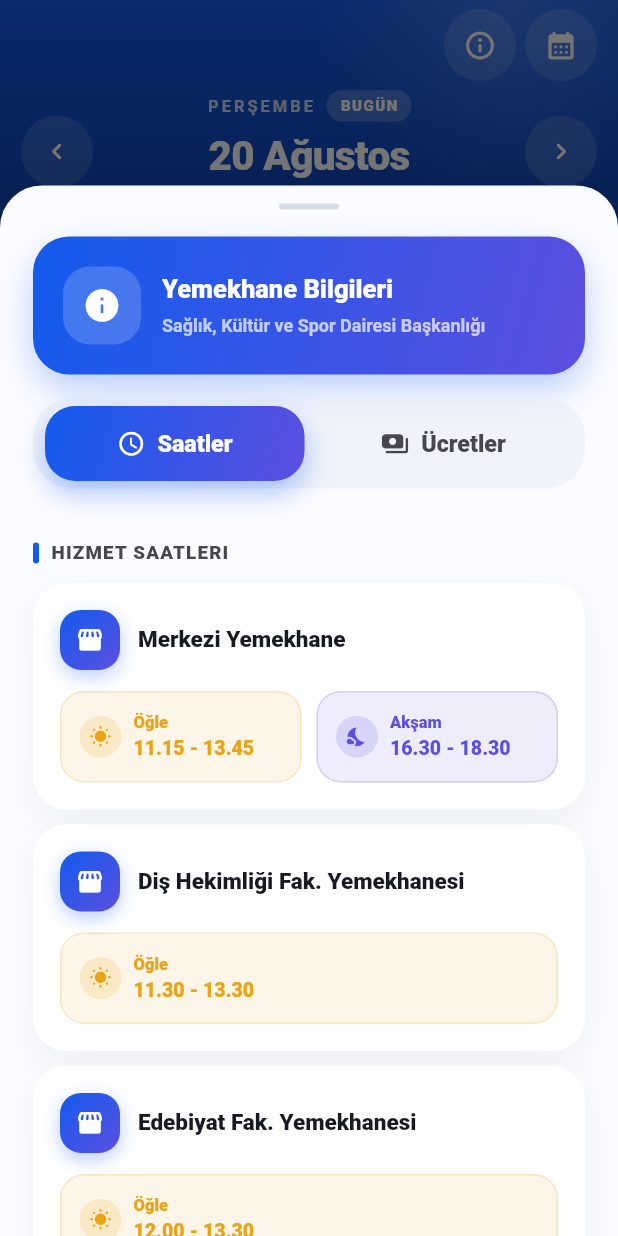
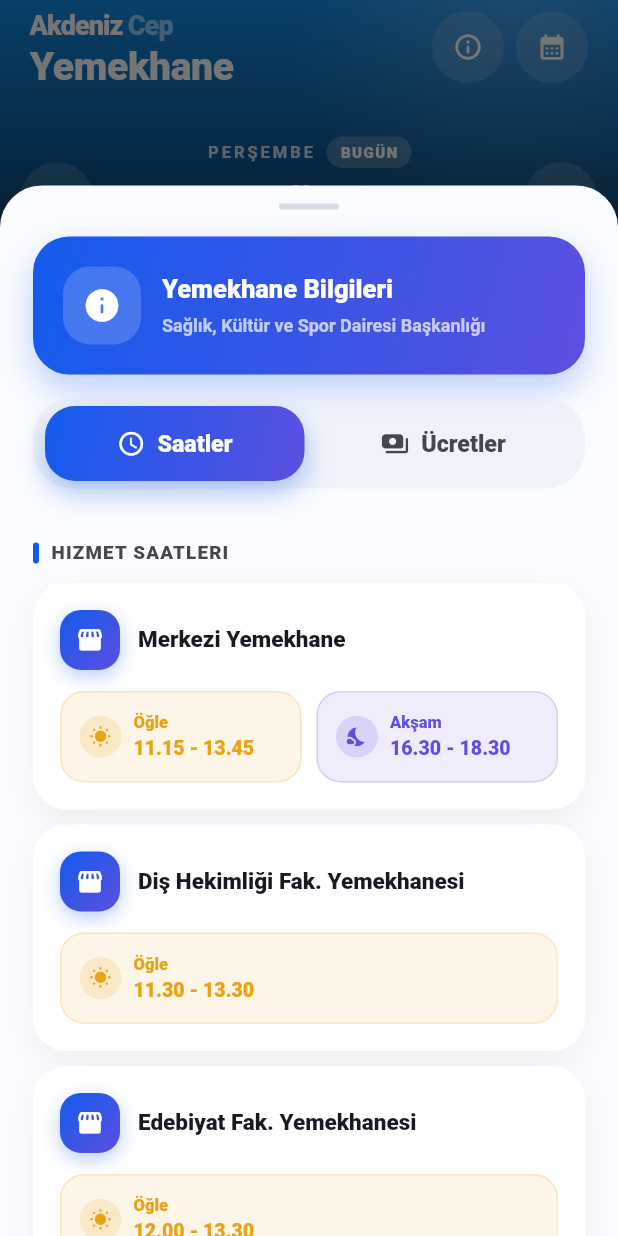
Before and after one commit to AkdenizCep/akdenizcep-flutter, a Flutter app: the screen it shows once a user with an empty profile is signed in, item 2 of the bottom bar chosen, after a tap on the "info outline" icon, on a phone screen of 412 x 824 dp. Run offline on Flutter 3.47's test engine with Material 3 defaults, Android fonts, the phone set to English and light mode, and no system bars; our stand-ins replace cached_network_image, cloud_firestore, firebase_auth, firebase_core, firebase_database, flutter_riverpod and 4 more; missing offline and left inert: cloudinary_flutter; accounts and stored records are empty.

Commit message:
refactor(ui): adopt AppTopBar across cafeteria, ring, student events, map, and home
Replace each page's ad-hoc header (gradient hero buttons, duplicated
RingHeader, FeedHeader's custom title row, plain Material AppBar) with the
shared AppTopBar so the logo, page title, and action buttons sit at the
same size and vertical position on every tab. Removes the now-redundant
RingHeader widget.

```diff
--- a/lib/features/cafeteria/pages/components/cafeteria_hero.dart
+++ b/lib/features/cafeteria/pages/components/cafeteria_hero.dart
@@ -1,10 +1,12 @@
 import 'package:flutter/material.dart';
 import 'package:intl/intl.dart';
 
-import '../../../../app/theme.dart';
+import '../../../../shared/components/akdeniz_cep_logo.dart';
+import '../../../../shared/components/app_top_bar.dart';
 
-/// Sayfanin ust basligi: gun gezinme oklari, tarih ve yardimci dugmeler.
-/// Menu karti bu alanin uzerine biner — bindirme payi [overlap] kadardir.
+/// Sayfanin ust basligi: standart [AppTopBar] (gradyan uzerinde beyaz
+/// varyant) + gun gezinme oklari/tarih. Menu karti bu alanin uzerine biner
+/// — bindirme payi [overlap] kadardir.
 class CafeteriaHero extends StatelessWidget {
   static const overlap = 28.0;
 
@@ -30,19 +32,21 @@ class CafeteriaHero extends StatelessWidget {
 
   bool get _isToday => DateUtils.isSameDay(date, DateTime.now());
 
-  /// Baslik zemini her iki temada da marka mavisidir — `colorScheme.primary`
-  /// koyu temada acik maviye donuyor ve uzerindeki beyaz metni okunmaz
-  /// birakiyor. Koyulastirma siyaha karistirarak degil HSL parlakligi
+  /// Baslik zemini logo paletinden turetilir — ustte camgobegi (koyulastirilmis),
+  /// altta logo laciverti. Koyulastirma siyaha karistirarak degil HSL parlakligi
   /// dusurulerek yapiliyor; siyaha karistirmak rengi soluklastiriyor.
   static ({Color top, Color bottom}) _gradientColors(bool isDark) {
-    final hsl = HSLColor.fromColor(AppTheme.primaryColor);
-    Color shade(double delta) =>
-        hsl.withLightness((hsl.lightness - delta).clamp(0.0, 1.0)).toColor();
+    final cyanHsl = HSLColor.fromColor(AkdenizCepLogo.defaultCyan);
+    final navyHsl = HSLColor.fromColor(AkdenizCepLogo.defaultNavy);
 
-    return (
-      top: isDark ? shade(0.10) : AppTheme.primaryColor,
-      bottom: shade(isDark ? 0.26 : 0.16),
-    );
+    final top = cyanHsl
+        .withLightness((cyanHsl.lightness - (isDark ? 0.14 : 0.08)).clamp(0.0, 1.0))
+        .toColor();
+    final bottom = navyHsl
+        .withLightness((navyHsl.lightness - (isDark ? 0.05 : 0.0)).clamp(0.0, 1.0))
+        .toColor();
+
+    return (top: top, bottom: bottom);
   }
 
   @override
@@ -76,32 +80,31 @@ class CafeteriaHero extends StatelessWidget {
         ),
         child: SafeArea(
           bottom: false,
-          child: Padding(
-            padding: const EdgeInsets.fromLTRB(14, 6, 14, 16 + overlap),
           child: Column(
             crossAxisAlignment: CrossAxisAlignment.stretch,
             children: [
-                Row(
-                  mainAxisAlignment: MainAxisAlignment.end,
-                  children: [
-                    _HeroButton(
+              AppTopBar(
+                title: 'Yemekhane',
+                onGradient: true,
+                actions: [
+                  AppTopBarAction.translucent(
                     icon: Icons.info_outline_rounded,
                     tooltip: 'Yemekhane bilgileri',
-                      onPressed: onShowInfo,
+                    onTap: onShowInfo,
                   ),
-                    const SizedBox(width: 6),
-                    _HeroButton(
+                  AppTopBarAction.translucent(
                     icon: Icons.calendar_month_rounded,
                     tooltip: 'Tarih seç',
-                      onPressed: onPickDate,
+                    onTap: onPickDate,
                   ),
                 ],
               ),
-                const SizedBox(height: 6),
+              Padding(
+                padding: const EdgeInsets.fromLTRB(14, 26, 14, 16 + overlap),
                 // Gun gezinme oklari dogrudan tarihin yaninda — ayri bir
                 // arac cubugu satiri yerine hangi metni degistirdiklerini
                 // gosteriyorlar.
-                Row(
+                child: Row(
                   children: [
                     _HeroButton(
                       icon: Icons.chevron_left_rounded,
@@ -122,8 +125,8 @@ class CafeteriaHero extends StatelessWidget {
                     ),
                   ],
                 ),
+              ),
             ],
-            ),
           ),
         ),
       ),
--- a/lib/features/home/pages/home_page.dart
+++ b/lib/features/home/pages/home_page.dart
@@ -2,6 +2,8 @@ import 'package:flutter/material.dart';
 import 'package:flutter_riverpod/flutter_riverpod.dart';
 import 'package:go_router/go_router.dart';
 
+import '../../../shared/components/akdeniz_cep_logo.dart';
+import '../../../shared/components/app_top_bar.dart';
 import '../../../shared/components/error_view.dart';
 import '../../../shared/components/loading_overlay.dart';
 import '../../../shared/providers/nav_visibility_provider.dart';
@@ -191,7 +193,7 @@ class _FloatingNavBarState extends State<_FloatingNavBar>
                             Icons.calendar_month_outlined,
                             3,
                           ),
-                          _navItem(context, Icons.menu, Icons.menu_outlined, 4),
+                          _navItem(context, Icons.map, Icons.map_outlined, 4),
                         ],
                       ),
                     ],
@@ -258,47 +260,17 @@ class HomeContentPage extends ConsumerWidget {
           child: Column(
             crossAxisAlignment: CrossAxisAlignment.start,
             children: [
-              // Header
+              // Header — Home'da bilinçli istisna: logo ve avatar tek satırda,
+              // sayfa adı yok.
               Padding(
-                padding: const EdgeInsets.fromLTRB(20, 16, 12, 0),
+                padding: const EdgeInsets.fromLTRB(20, 16, 20, 0),
                 child: Row(
                   mainAxisAlignment: MainAxisAlignment.spaceBetween,
                   children: [
-                    Row(
-                      children: [
-                        CircleAvatar(
-                          radius: 20,
-                          backgroundColor: Theme.of(
-                            context,
-                          ).colorScheme.primaryContainer,
-                          child: Icon(
-                            Icons.school,
-                            color: Theme.of(context).colorScheme.primary,
-                          ),
-                        ),
-                        const SizedBox(width: 10),
-                        Text(
-                          'Akdeniz Cep',
-                          style: Theme.of(context).textTheme.titleMedium
-                              ?.copyWith(fontWeight: FontWeight.bold),
-                        ),
-                      ],
-                    ),
-                    GestureDetector(
-                      onTap: () => context.go('/home/profile'),
-                      child: CircleAvatar(
-                        radius: 20,
-                        backgroundColor: Theme.of(
-                          context,
-                        ).colorScheme.primaryContainer,
-                        child: Text(
-                          userInitial,
-                          style: TextStyle(
-                            color: Theme.of(context).colorScheme.primary,
-                            fontWeight: FontWeight.w800,
-                          ),
-                        ),
-                      ),
+                    const AkdenizCepLogo(fontSize: 24),
+                    AppTopBarAction.avatar(
+                      initial: userInitial,
+                      onTap: () => context.push('/profile'),
                     ),
                   ],
                 ),
@@ -505,8 +477,7 @@ class HomeContentPage extends ConsumerWidget {
                         final event = events[index];
                         return EventCard(
                           event: event,
-                          onTap: () =>
-                              context.go('/student-events/${event.id}'),
+                          onTap: () => context.push('/event/${event.id}'),
                         );
                       },
                     ),
```
Also changed, not shown: lib/features/map/pages/map_page.dart (+16 -2 lines), lib/features/ring/pages/components/ring_header.dart (deleted, +0 -64 lines), lib/features/ring/pages/ring_page.dart (+31 -8 lines), lib/features/student_events/pages/components/feed_header.dart (+21 -130 lines). Lines whose indentation alone changed are shown as unchanged.
